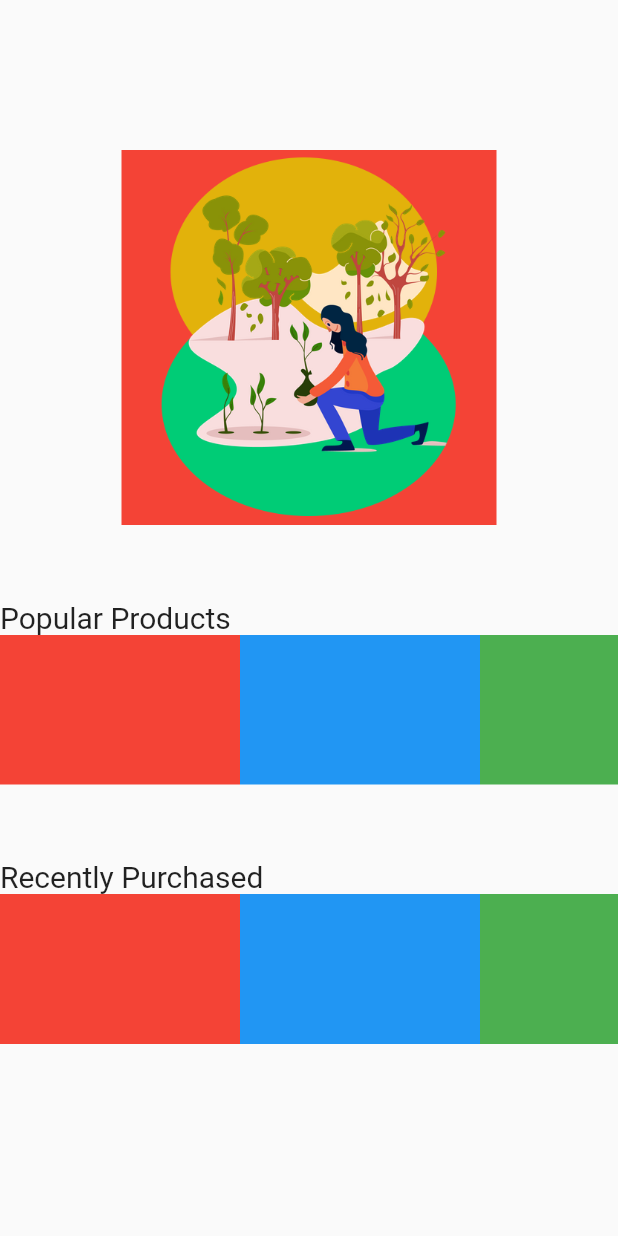
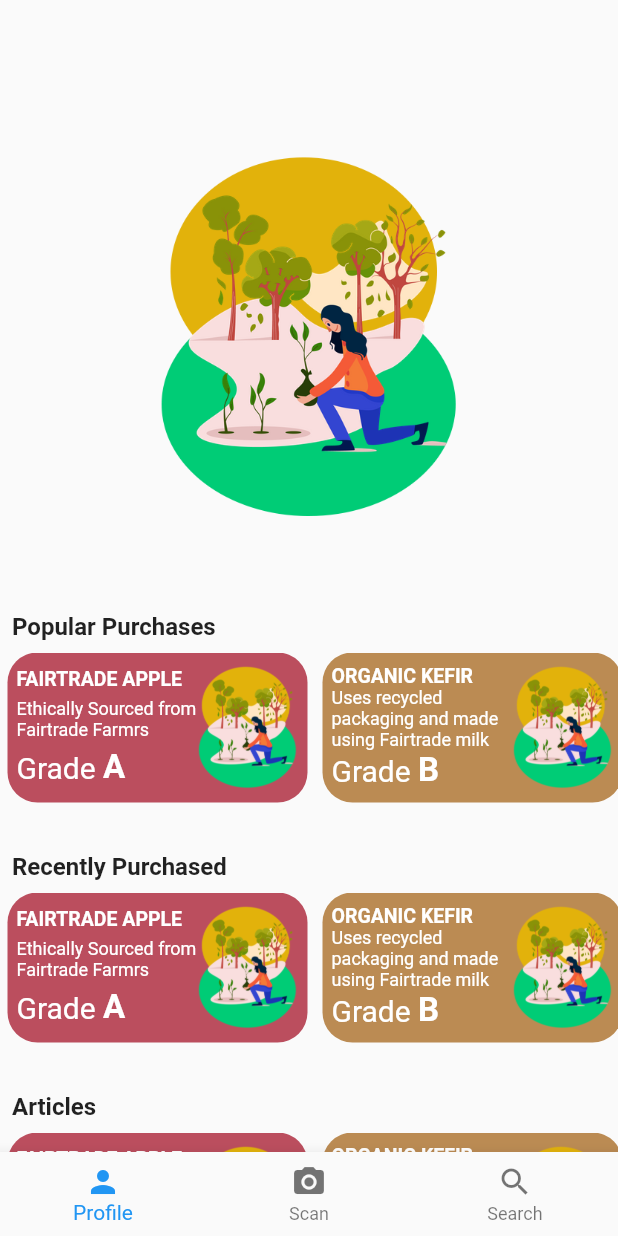
Before and after one commit to IllogicalTree/Sustain, a Flutter app: the screen it shows after launch, on a phone screen of 412 x 824 dp. Run offline on Flutter 3.47's test engine with Material 2 defaults, Android fonts, the phone set to English and light mode, and no system bars.

Commit message:
styled cards

```diff
--- a/lib/main.dart
+++ b/lib/main.dart
@@ -22,53 +22,232 @@
   @override
   Widget build(BuildContext context) {
     return Scaffold(
-      body: Column(
+      body: ListView(
         children: [
           SizedBox(height: 100),
           Container(
             height: 250,
             child: Container(
               width: 250,
-              color: Colors.red,
               child: Image.asset('assets/tree-planting-icon.png'),
             ),
           ),
           SizedBox(height: 50),
-          Align(
-            alignment: Alignment.centerLeft,
-            child: Text('Popular Products', style: TextStyle(fontSize: 20)),
-          ),
+          cardTitle('Popular Purchases'),
           Container(
             height: 100,
             child: ListView(
               scrollDirection: Axis.horizontal,
               children: <Widget>[
-                Container(width: 160, color: Colors.red),
-                Container(width: 160, color: Colors.blue),
-                Container(width: 160, color: Colors.green),
-                Container(width: 160, color: Colors.yellow),
+                card(
+                  'FAIRTRADE APPLE',
+                  'Ethically Sourced from Fairtrade Farmrs',
+                  'A',
+                  0xFFBB4E5E,
+                  'assets/tree-planting-icon.png',
+                ),
+                card(
+                  'ORGANIC KEFIR',
+                  'Uses recycled packaging and made using Fairtrade milk',
+                  'B',
+                  0xFFBB8B53,
+                  'assets/tree-planting-icon.png',
+                ),
+                card(
+                  'RAISIN LOAF',
+                  'Gluten Free and packaged in recyled plastic',
+                  'B',
+                  0xFF7A4C81,
+                  'assets/tree-planting-icon.png',
+                ),
+                card(
+                  'CHOCOLATE BITES',
+                  'Uses cardboard package that is not recylable',
+                  'E',
+                  0xFFCD6954,
+                  'assets/tree-planting-icon.png',
+                ),
               ],
             ),
           ),
-          SizedBox(height: 50),
-          Align(
-            alignment: Alignment.centerLeft,
-            child: Text('Recently Purchased', style: TextStyle(fontSize: 20)),
-          ),
+          SizedBox(height: 25),
+          cardTitle('Recently Purchased'),
           Container(
             height: 100,
             child: ListView(
               scrollDirection: Axis.horizontal,
               children: <Widget>[
-                Container(width: 160, color: Colors.red),
-                Container(width: 160, color: Colors.blue),
-                Container(width: 160, color: Colors.green),
-                Container(width: 160, color: Colors.yellow),
+                card(
+                  'FAIRTRADE APPLE',
+                  'Ethically Sourced from Fairtrade Farmrs',
+                  'A',
+                  0xFFBB4E5E,
+                  'assets/tree-planting-icon.png',
+                ),
+                card(
+                  'ORGANIC KEFIR',
+                  'Uses recycled packaging and made using Fairtrade milk',
+                  'B',
+                  0xFFBB8B53,
+                  'assets/tree-planting-icon.png',
+                ),
+                card(
+                  'RAISIN LOAF',
+                  'Gluten Free and packaged in recyled plastic',
+                  'B',
+                  0xFF7A4C81,
+                  'assets/tree-planting-icon.png',
+                ),
+                card(
+                  'CHOCOLATE BITES',
+                  'Uses cardboard package that is not recylable',
+                  'E',
+                  0xFFCD6954,
+                  'assets/tree-planting-icon.png',
+                ),
+              ],
+            ),
+          ),
+          SizedBox(height: 25),
+          cardTitle('Articles'),
+          Container(
+            height: 100,
+            child: ListView(
+              scrollDirection: Axis.horizontal,
+              children: <Widget>[
+                card(
+                  'FAIRTRADE APPLE',
+                  'Ethically Sourced from Fairtrade Farmrs',
+                  'A',
+                  0xFFBB4E5E,
+                  'assets/tree-planting-icon.png',
+                ),
+                card(
+                  'ORGANIC KEFIR',
+                  'Uses recycled packaging and made using Fairtrade milk',
+                  'B',
+                  0xFFBB8B53,
+                  'assets/tree-planting-icon.png',
+                ),
+                card(
+                  'RAISIN LOAF',
+                  'Gluten Free and packaged in recyled plastic',
+                  'B',
+                  0xFF7A4C81,
+                  'assets/tree-planting-icon.png',
+                ),
+                card(
+                  'CHOCOLATE BITES',
+                  'Uses cardboard package that is not recylable',
+                  'E',
+                  0xFFCD6954,
+                  'assets/tree-planting-icon.png',
+                ),
               ],
             ),
           ),
         ],
       ),
+      bottomNavigationBar: BottomNavigationBar(
+        items: const <BottomNavigationBarItem>[
+          BottomNavigationBarItem(
+            icon: Icon(Icons.person),
+            label: 'Profile',
+          ),
+          BottomNavigationBarItem(
+            icon: Icon(Icons.camera_alt),
+            label: 'Scan',
+          ),
+          BottomNavigationBarItem(
+            icon: Icon(Icons.search),
+            label: 'Search',
+          ),
+        ],
+      ),
+    );
+  }
+
+  cardTitle(String title) {
+    return Container(
+      padding: EdgeInsets.all(8),
+      alignment: Alignment.centerLeft,
+      child: Text(
+        title,
+        style: TextStyle(
+          fontSize: 16,
+          fontWeight: FontWeight.bold,
+        ),
+      ),
+    );
+  }
+
+  card(String title, String subheader, String grade, int color, String asset) {
+    return Container(
+      padding: EdgeInsets.symmetric(horizontal: 5),
+      child: Container(
+        padding: EdgeInsets.symmetric(horizontal: 6, vertical: 8),
+        child: Row(
+          mainAxisAlignment: MainAxisAlignment.spaceBetween,
+          children: [
+            Container(
+              width: 120,
+              child: Column(
+                mainAxisAlignment: MainAxisAlignment.spaceAround,
+                crossAxisAlignment: CrossAxisAlignment.start,
+                children: [
+                  Text(
+                    title,
+                    style: TextStyle(
+                      color: Colors.white,
+                      fontWeight: FontWeight.bold,
+                      fontSize: 13,
+                    ),
+                  ),
+                  Text(
+                    subheader,
+                    style: TextStyle(color: Colors.white, fontSize: 12),
+                  ),
+                  Row(
+                    children: [
+                      Text(
+                        'Grade ',
+                        style: TextStyle(
+                          color: Colors.white,
+                          fontSize: 20,
+                        ),
+                      ),
+                      Text(
+                        grade,
+                        style: TextStyle(
+                            color: Colors.white,
+                            fontSize: 22,
+                            fontWeight: FontWeight.bold),
+                      ),
+                    ],
+                  )
+                ],
+              ),
+            ),
+            Container(
+              width: 68,
+              decoration: BoxDecoration(
+                shape: BoxShape.rectangle,
+                image: DecorationImage(
+                  image: AssetImage(asset),
+                  fit: BoxFit.fill,
+                ),
+              ),
+            ),
+          ],
+        ),
+        width: 200,
+        decoration: BoxDecoration(
+          color: Color(color),
+          borderRadius: BorderRadius.all(
+            Radius.circular(20),
+          ),
+        ),
+      ),
     );
   }
 }
```
